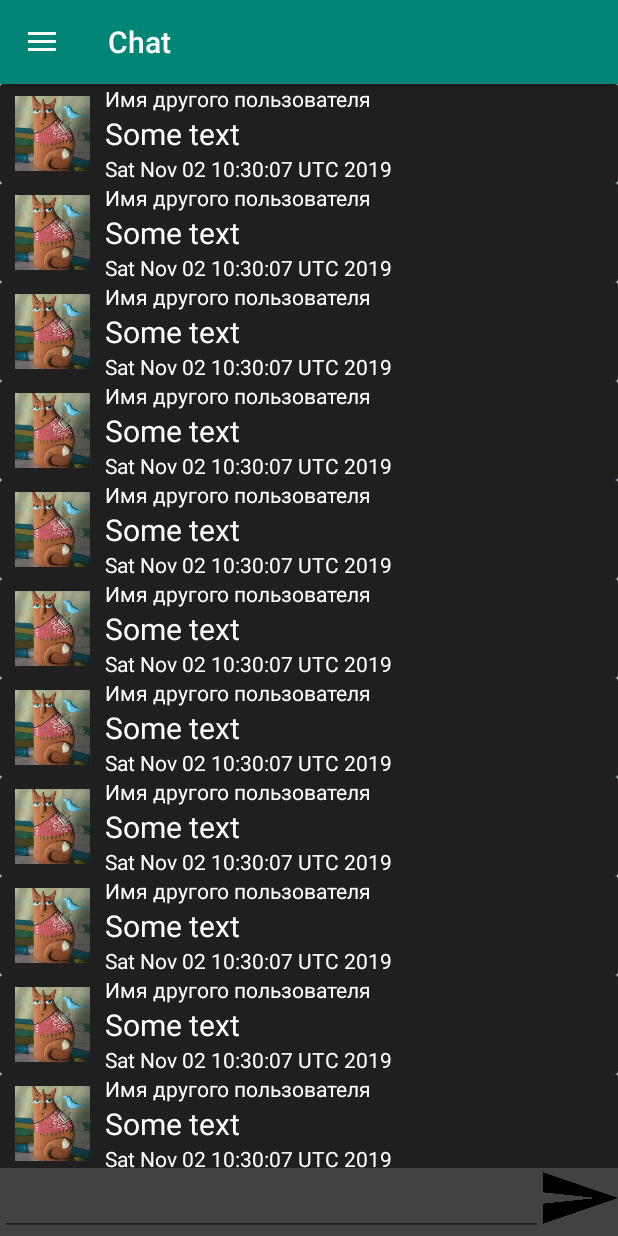
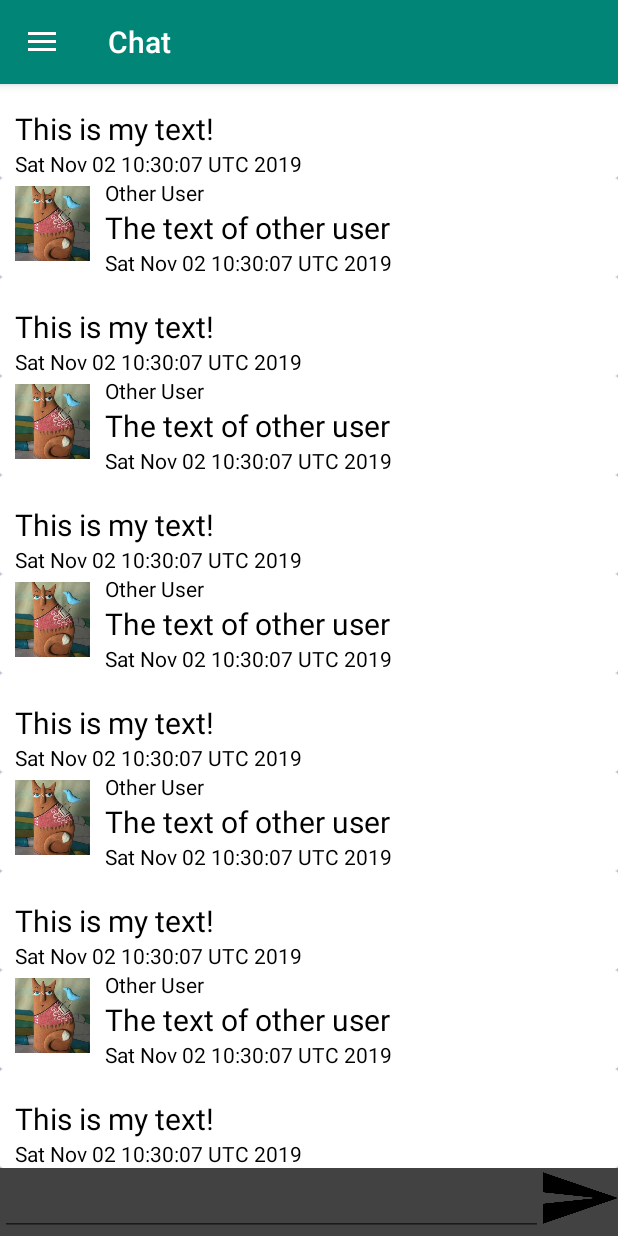
Before and after one commit to vikzelikov/BonchDevMessenger, an Android app: the screen it shows after launch (MainAppActivity), after a tap on "LOGIN", on a phone screen of 412 x 824 dp. Run offline under Robolectric (Android 15) with nearby library versions, the phone set to English and light mode, and no system bars; our stand-ins replace navigation-ui.

Commit message:
85% done

```diff
--- a/app/src/main/java/bonch/dev/school/ui/MessageRecyclerItems.kt
+++ b/app/src/main/java/bonch/dev/school/ui/MessageRecyclerItems.kt
@@ -7,25 +7,45 @@ import android.widget.TextView
 import androidx.recyclerview.widget.RecyclerView
 import bonch.dev.school.R
 import bonch.dev.school.models.Message
-import java.util.*
 
 class MessageRecyclerItems(val messageList: MutableList<Message>): RecyclerView.Adapter<RecyclerView.ViewHolder>() {
 
-    val mymsg=1
-    val othermsg=2
+    private val OTHER_MESSAGE = 0
+    private val USER_MESSAGE = 1
 
     override fun onCreateViewHolder(parent: ViewGroup, viewType: Int): RecyclerView.ViewHolder {
-        return when (viewType){
-            mymsg-> UserViewHolder((LayoutInflater.from(parent.context).inflate(R.layout.user_message_item, parent,false)))
-            othermsg-> OtherViewHolder((LayoutInflater.from(parent.context).inflate(R.layout.other_message_item,parent,false)))
-            else -> UserViewHolder(LayoutInflater.from(parent.context).inflate(R.layout.user_message_item,parent,false))
+        return if(viewType == USER_MESSAGE){
+            UserViewHolder((LayoutInflater.from(parent.context).inflate(R.layout.user_message_item, parent,false)))
+        }else{
+            OtherViewHolder((LayoutInflater.from(parent.context).inflate(R.layout.other_message_item,parent,false)))
         }
     }
 
     override fun onBindViewHolder(holder: RecyclerView.ViewHolder, position: Int) {
-        when(getItemViewType(position)){
-            mymsg-> (holder as UserViewHolder).bind(position)
-            othermsg->(holder as OtherViewHolder).bind(position)
+        return if(getItemViewType(position) == USER_MESSAGE){
+            (holder as UserViewHolder).bind(position)
+        }else{
+            (holder as OtherViewHolder).bind(position)
+        }
+    }
+
+    inner class UserViewHolder(view:View):RecyclerView.ViewHolder(view){
+        val messageTextView: TextView = view.findViewById(R.id.user_message_text)
+        val dateTextView: TextView=view.findViewById(R.id.user_message_date)
+        fun bind(position: Int){
+            messageTextView.text = messageList[position].messageText
+            dateTextView.text = messageList[position].sentDate.toString()
+        }
+    }
+
+    inner class OtherViewHolder(view: View):RecyclerView.ViewHolder(view){
+        val messageTextView: TextView = view.findViewById(R.id.other_message_text)
+        val dateTextView: TextView = view.findViewById(R.id.other_message_date)
+        val nameTextView: TextView = view.findViewById(R.id.other_message_name)
+        fun bind(position: Int){
+            messageTextView.text = messageList[position].messageText
+            dateTextView.text = messageList[position].sentDate.toString()
+            nameTextView.text = "Other User"
         }
     }
 
@@ -33,31 +53,11 @@ class MessageRecyclerItems(val messageList: MutableList<Message>): RecyclerView.
         return messageList.size
     }
 
-    inner class UserViewHolder(view:View):RecyclerView.ViewHolder(view){
-        val showText:TextView=view.findViewById(R.id.user_message_text)
-        val showDate:TextView=view.findViewById(R.id.user_message_date)
-        fun bind(position: Int){
-            showText.text="${messageList[position].messageText}"
-            showDate.text="${Date()}"
+    override fun getItemViewType(position: Int): Int {
+        return if (messageList[position].isUser){
+            USER_MESSAGE
         }
-    }
-
-    inner class OtherViewHolder(view: View):RecyclerView.ViewHolder(view){
-        val showText:TextView=view.findViewById(R.id.other_message_text)
-        val showDate:TextView=view.findViewById(R.id.other_message_date)
-        val senderName:TextView=view.findViewById(R.id.other_message_name)
-        fun bind(position: Int){
-            showText.text="${messageList[position].messageText}"
-            showDate.text="${Date()}"
-            senderName.text="Имя другого пользователя"
-        }
-    }
-
-    override fun getItemViewType(position: Int): Int {
-        return if (messageList.get(position).isUser){
-            mymsg
-        }
-        else othermsg
+        else OTHER_MESSAGE
     }
 
 }
--- a/app/src/main/java/bonch/dev/school/ui/fragments/ChatFragment.kt
+++ b/app/src/main/java/bonch/dev/school/ui/fragments/ChatFragment.kt
@@ -32,16 +32,10 @@ class ChatFragment:Fragment() {
         val view = inflater.inflate(R.layout.fragment_chat,container,false)
         init(view)
         setListeners()
-        //set TEST data 20 message for example
-        for (i in 1..20) {
-            addMessage("Some text", Date(), false)
-        }
 
-        //scroll to bottom
+        val dataMessages: MutableList<Message> = receiveMessagesFromServer()
+        setDataInRecyclerView(dataMessages)
         scrollBottom()
-        messageRecycler.layoutManager = layoutManager
-        //set data in recycler
-        messageRecycler.adapter = MessageRecyclerItems(messageList)
         return view
     }
 
@@ -64,12 +58,48 @@ class ChatFragment:Fragment() {
         }
     }
 
+    private fun setDataInRecyclerView(dataMessages: MutableList<Message>){
+        messageList.addAll(dataMessages)
+        messageRecycler.layoutManager = layoutManager
+        messageRecycler.adapter = MessageRecyclerItems(messageList)
+    }
+
     private fun addMessage(message: String, date: Date, isUser: Boolean){
         messageList.add(Message(1, message, date, isUser))
+        if(isUser){
+            //TODO
+            //send to server for save
+            //сообщения собеседника не надо сохранять в базу, тк они уже сохранены
+        }
+    }
+
+    private fun receiveMessagesFromServer(): MutableList<Message>{
+        /* TODO
+        * Запросить у сервера первые 20 сообщений для вывода
+        * ??? Если доскроллил до верха экрана, то запросить следующие 20 сообщений ???
+        * */
+
+        //FOR EXAMPLE
+        val dataMessages: MutableList<Message> = mutableListOf()
+        for (i in 1..20) {
+            //разделим для наглядности
+            if(i%2 == 0){
+                dataMessages.add(Message(1,"This is my text!", Date(), true))
+            }else{
+                dataMessages.add(Message(1,"The text of other user", Date(), false))
+            }
+        }
+        return dataMessages
+    }
+
+    private fun receiveOtherMessage(){
+        //TODO
+        //method call if other user send message
+        //add to messageList for output
     }
 
     private fun scrollBottom(){
-        messageRecycler.scrollToPosition(MessageRecyclerItems(messageList).itemCount-1)
+        messageRecycler.scrollToPosition(messageList.count()-1)
     }
 
     override fun onPause() {
--- a/app/src/main/res/layout/other_message_item.xml
+++ b/app/src/main/res/layout/other_message_item.xml
@@ -8,15 +8,14 @@
 
     <androidx.constraintlayout.widget.ConstraintLayout
         android:layout_width="match_parent"
-        android:layout_height="match_parent"
-        android:background="#1f1f1f">
+        android:layout_height="match_parent">
 
         <ImageView
             android:id="@+id/other_message_image"
             android:layout_width="50dp"
             android:layout_height="50dp"
             android:layout_marginStart="10dp"
-            app:layout_constraintBottom_toBottomOf="parent"
+            android:layout_marginTop="5dp"
             app:layout_constraintStart_toStartOf="parent"
             app:layout_constraintTop_toTopOf="parent"
             app:srcCompat="@drawable/avatar" />
@@ -26,8 +25,7 @@
             android:layout_width="0dp"
             android:layout_height="wrap_content"
             android:layout_margin="10dp"
-            android:text="MessageMessageMessageMessageMessageMessageMessage"
-            android:textColor="@android:color/white"
+            android:textColor="@android:color/black"
             android:textSize="20sp"
             app:layout_constraintBottom_toBottomOf="parent"
             app:layout_constraintEnd_toEndOf="parent"
@@ -39,8 +37,7 @@
             android:layout_width="wrap_content"
             android:layout_height="wrap_content"
             android:layout_marginStart="10dp"
-            android:text="UserName"
-            android:textColor="@android:color/white"
+            android:textColor="@android:color/black"
             app:layout_constraintStart_toEndOf="@id/other_message_image"
             app:layout_constraintTop_toTopOf="parent" />
 
@@ -49,8 +46,7 @@
             android:layout_width="wrap_content"
             android:layout_height="wrap_content"
             android:layout_marginStart="10dp"
-            android:text="14:14"
-            android:textColor="@android:color/white"
+            android:textColor="@android:color/black"
             app:layout_constraintStart_toEndOf="@+id/other_message_image"
             app:layout_constraintTop_toBottomOf="@id/other_message_text" />
 
--- a/app/src/main/res/layout/user_message_item.xml
+++ b/app/src/main/res/layout/user_message_item.xml
@@ -9,7 +9,7 @@
     <androidx.constraintlayout.widget.ConstraintLayout
         android:layout_width="match_parent"
         android:layout_height="match_parent"
-        android:background="#1f1f1f">
+        >
 
         <TextView
             android:id="@+id/user_message_text"
@@ -17,8 +17,7 @@
             android:layout_marginStart="10dp"
             android:layout_width="0dp"
             android:textSize="20sp"
-            android:textColor="@android:color/white"
-            android:text="MyTextMyTextMyTextMyTextMyTextMyTextMyText"
+            android:textColor="@android:color/black"
             app:layout_constraintBottom_toBottomOf="parent"
             app:layout_constraintStart_toStartOf="parent"
             app:layout_constraintTop_toTopOf="parent"
@@ -30,8 +29,7 @@
             android:layout_width="wrap_content"
             android:layout_height="wrap_content"
             android:layout_marginStart="10dp"
-            android:text="23:32"
-            android:textColor="@android:color/white"
+            android:textColor="@android:color/black"
             app:layout_constraintStart_toStartOf="parent"
             app:layout_constraintTop_toBottomOf="@id/user_message_text" />
 
```
